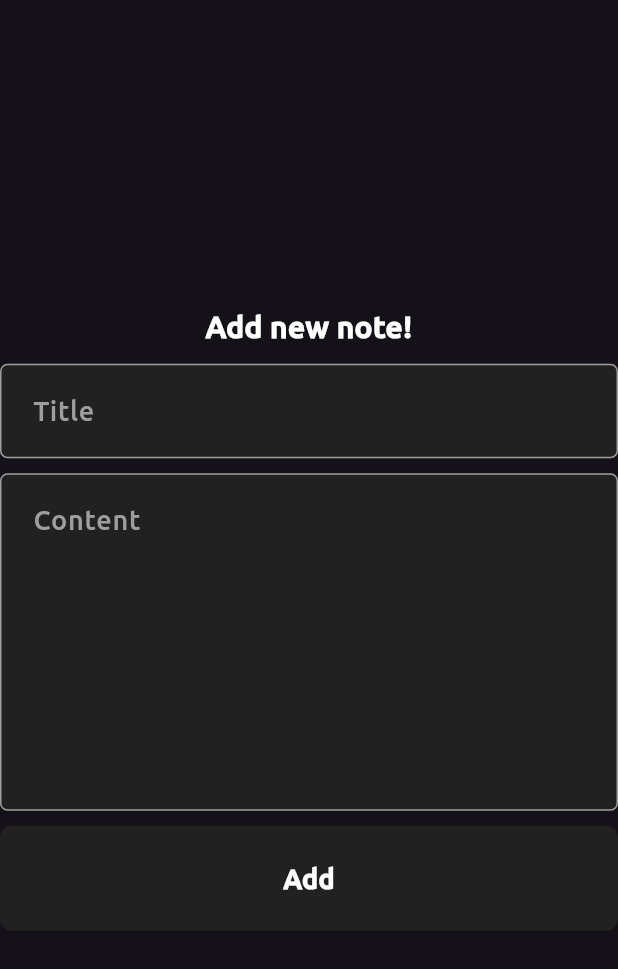
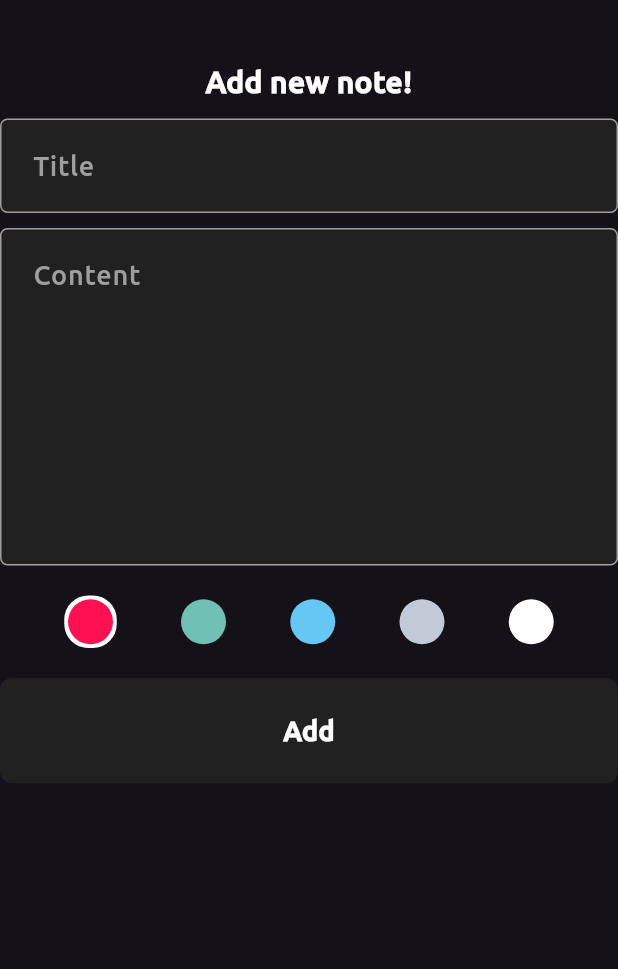
Before and after one commit to bavlysafwatt/NoteHive, a Flutter app: the AddNoteForm widget shown alone on an empty page, opened directly, on a phone screen of 412 x 824 dp. Shown: the top 969 px of the screen. Run offline on Flutter 3.47's test engine with Material 3 defaults, Android fonts, the phone set to English and light mode, and no system bars; our stand-ins replace bloc, flutter_bloc, hive, hive_flutter; accounts and stored records are empty.

Commit message:
create note colors list view

```diff
--- a/lib/components/add_note_form.dart
+++ b/lib/components/add_note_form.dart
@@ -1,6 +1,7 @@
 import 'package:flutter/material.dart';
 import 'package:flutter_bloc/flutter_bloc.dart';
 import 'package:intl/intl.dart';
+import 'package:notes_app/components/color_item_list.dart';
 import 'package:notes_app/components/custom_button.dart';
 import 'package:notes_app/components/custom_text_field.dart';
 import 'package:notes_app/cubits/add_note_cubit/add_note_cubit.dart';
@@ -24,15 +25,17 @@ class _AddNoteFormState extends State<AddNoteForm> {
     return Form(
       key: formKey,
       autovalidateMode: autovalidateMode,
-      child: Column(
-        mainAxisAlignment: MainAxisAlignment.center,
+      child: ListView(
         children: [
-          const Text(
-            'Add new note!',
-            style: TextStyle(
-              color: Colors.white,
-              fontSize: 20,
-              fontWeight: FontWeight.bold,
+          const SizedBox(height: 40),
+          const Center(
+            child: Text(
+              'Add new note!',
+              style: TextStyle(
+                color: Colors.white,
+                fontSize: 20,
+                fontWeight: FontWeight.bold,
+              ),
             ),
           ),
           const SizedBox(height: 10),
@@ -47,7 +50,9 @@ class _AddNoteFormState extends State<AddNoteForm> {
             maxLines: 7,
             controller: content,
           ),
-          const SizedBox(height: 10),
+          const SizedBox(height: 20),
+          ColorItemList(),
+          const SizedBox(height: 20),
           BlocBuilder<AddNoteCubit, AddNoteState>(
             builder: (context, state) {
               return CustomButton(
@@ -73,6 +78,7 @@ class _AddNoteFormState extends State<AddNoteForm> {
               );
             },
           ),
+          const SizedBox(height: 15),
         ],
       ),
     );
--- /dev/null
+++ b/lib/components/color_item.dart
@@ -0,0 +1,40 @@
+import 'package:flutter/material.dart';
+
+class ColorItem extends StatelessWidget {
+  const ColorItem(
+      {super.key, required this.colorValue, required this.isActive});
+
+  final int colorValue;
+  final bool isActive;
+
+  @override
+  Widget build(BuildContext context) {
+    return isActive
+        ? Container(
+            width: 35,
+            height: 35,
+            decoration: BoxDecoration(
+              color: Colors.white,
+              borderRadius: BorderRadius.circular(16),
+            ),
+            child: Center(
+              child: Container(
+                height: 30,
+                width: 30,
+                decoration: BoxDecoration(
+                  color: Color(colorValue),
+                  borderRadius: BorderRadius.circular(16),
+                ),
+              ),
+            ),
+          )
+        : Container(
+            height: 30,
+            width: 30,
+            decoration: BoxDecoration(
+              color: Color(colorValue),
+              borderRadius: BorderRadius.circular(16),
+            ),
+          );
+  }
+}
--- /dev/null
+++ b/lib/components/color_item_list.dart
@@ -0,0 +1,43 @@
+import 'package:flutter/material.dart';
+import 'package:notes_app/components/color_item.dart';
+
+class ColorItemList extends StatefulWidget {
+  const ColorItemList({super.key});
+
+  @override
+  State<ColorItemList> createState() => _ColorItemListState();
+}
+
+class _ColorItemListState extends State<ColorItemList> {
+  final List<int> colorList = const [
+    0xffFF1053,
+    0xff70C1B3,
+    0xff66C7F4,
+    0xffC1CAD6,
+    0xffFFFFFF,
+  ];
+
+  int currentIndex = 0;
+
+  @override
+  Widget build(BuildContext context) {
+    return Row(
+      mainAxisAlignment: MainAxisAlignment.spaceEvenly,
+      children: colorList.asMap().entries.map((entry) {
+        int index = entry.key;
+        int colorValue = entry.value;
+        return GestureDetector(
+          onTap: () {
+            setState(() {
+              currentIndex = index;
+            });
+          },
+          child: ColorItem(
+            colorValue: colorValue,
+            isActive: currentIndex == index,
+          ),
+        );
+      }).toList(),
+    );
+  }
+}
--- a/lib/components/custom_app_bar.dart
+++ b/lib/components/custom_app_bar.dart
@@ -1,7 +1,8 @@
 import 'package:flutter/material.dart';
 
 class CustomAppBar extends StatelessWidget {
-  const CustomAppBar({super.key, required this.title, required this.icon, this.onPressed});
+  const CustomAppBar(
+      {super.key, required this.title, required this.icon, this.onPressed});
 
   final String title;
   final IconData icon;
--- a/lib/components/dialog_box.dart
+++ b/lib/components/dialog_box.dart
@@ -19,7 +19,7 @@ class DialogBox extends StatelessWidget {
           borderRadius: BorderRadius.circular(10),
         ),
         content: Container(
-          height: 500,
+          height: 550,
           width: 400,
           decoration: BoxDecoration(
             color: Colors.black12,
--- a/lib/components/note_item.dart
+++ b/lib/components/note_item.dart
@@ -41,7 +41,7 @@ class NoteItem extends StatelessWidget {
                 style: const TextStyle(
                   fontSize: 22,
                   fontWeight: FontWeight.bold,
-                  color: Colors.white,
+                  color: Colors.black,
                 ),
               ),
               subtitle: Padding(
@@ -50,7 +50,7 @@ class NoteItem extends StatelessWidget {
                   noteModel.content,
                   style: TextStyle(
                     fontSize: 18,
-                    color: Colors.white.withOpacity(0.7),
+                    color: Colors.black.withOpacity(0.7),
                   ),
                 ),
               ),
@@ -61,7 +61,7 @@ class NoteItem extends StatelessWidget {
                 },
                 icon: Icon(
                   Icons.delete_rounded,
-                  color: Colors.grey.shade200,
+                  color: Colors.grey.shade900,
                   size: 30,
                 ),
               ),
@@ -72,7 +72,7 @@ class NoteItem extends StatelessWidget {
                 noteModel.date,
                 style: TextStyle(
                   fontSize: 14,
-                  color: Colors.grey.shade200,
+                  color: Colors.grey.shade900,
                 ),
               ),
             )
```
